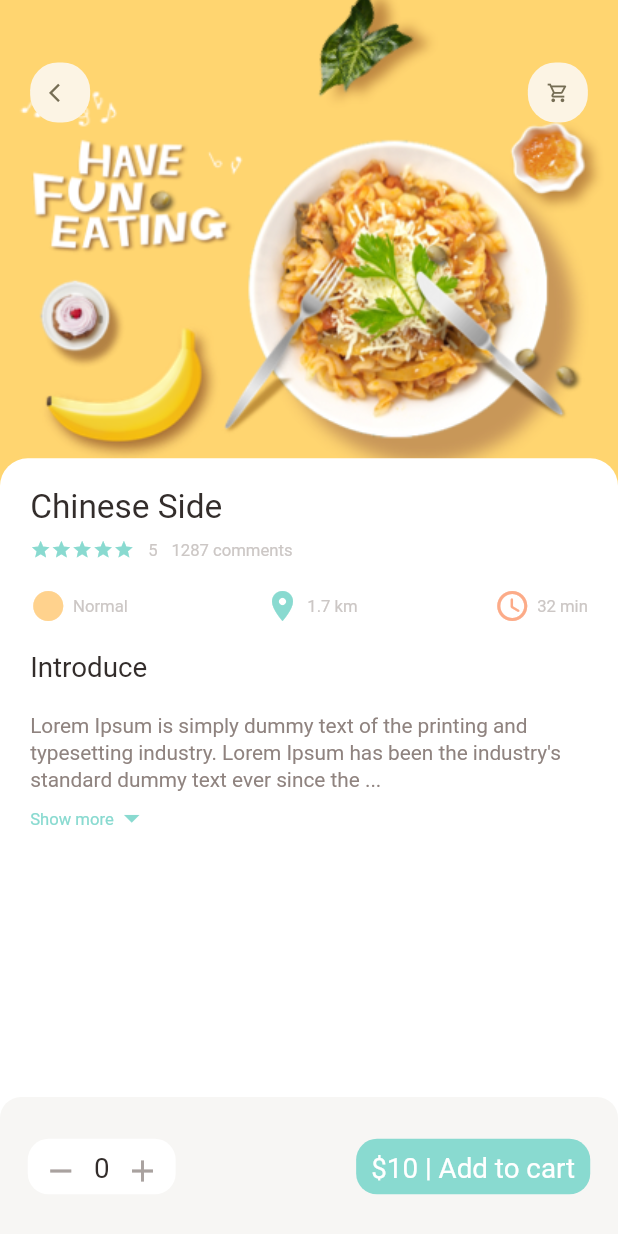
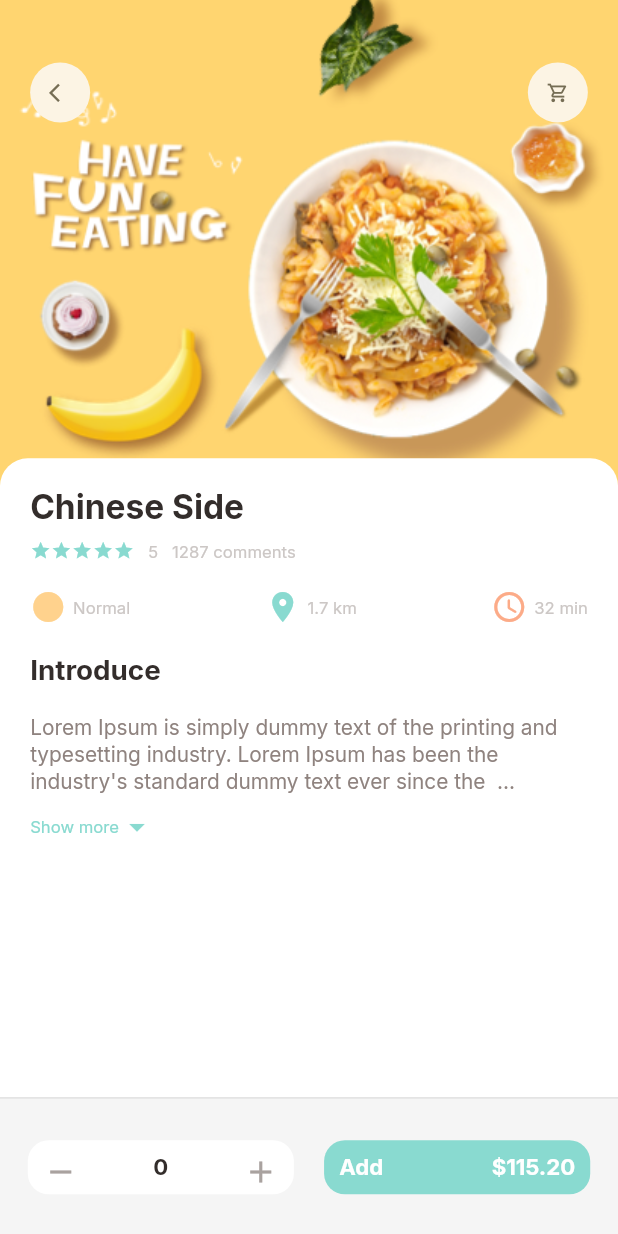
Before and after one commit to Vicentesve/food_delivery, a Flutter app: the PopularFoodDetail screen opened directly, on a phone screen of 412 x 824 dp. Run offline on Flutter 3.47's test engine with Material 2 defaults, Android fonts, the phone set to English and light mode, and no system bars; our stand-ins replace dots_indicator, flutter_screenutil, gap, get, google_fonts, skeletons; network calls fail.

Commit message:
Completed: Day 4

```diff
--- a/lib/controllers/popular_product_controller.dart
+++ b/lib/controllers/popular_product_controller.dart
@@ -10,12 +10,16 @@ class PopularProductController extends GetxController {
   List<dynamic> _popularProductList = [];
   List<dynamic> get popularProductList => _popularProductList;
 
+  bool _isLoading = true;
+  bool get isLoading => _isLoading;
+
   Future<void> getPopularProductList() async {
     Response response = await popularProductRepo.getPopularProductList();
     if (response.statusCode == 200) {
       _popularProductList = [];
       _popularProductList.addAll(Product.fromJson(response.body).products!);
 
+      _isLoading = false;
       update();
     } else {}
   }
--- /dev/null
+++ b/lib/controllers/recommended_product_controller.dart
@@ -0,0 +1,27 @@
+import 'package:food_delivery/data/repository/recommended_product_repo.dart';
+import 'package:get/get.dart';
+import '../models/popular_product_model.dart';
+
+class RecommendedProductController extends GetxController {
+  final RecommendedProuctRepo recommendedProductRepo;
+
+  RecommendedProductController({required this.recommendedProductRepo});
+
+  List<dynamic> _recommendedProductList = [];
+  List<dynamic> get recommendedProductList => _recommendedProductList;
+
+  bool _isLoading = true;
+  bool get isLoading2 => _isLoading;
+
+  Future<void> getRecommendedProductList() async {
+    Response response =
+        await recommendedProductRepo.getRecommendedProductList();
+    if (response.statusCode == 200) {
+      _recommendedProductList = [];
+      _recommendedProductList.addAll(Product.fromJson(response.body).products!);
+
+      _isLoading = false;
+      update();
+    } else {}
+  }
+}
--- /dev/null
+++ b/lib/data/repository/recommended_product_repo.dart
@@ -0,0 +1,14 @@
+import 'package:food_delivery/utils/app_constants.dart';
+import 'package:get/get.dart';
+
+import '../api/api_client.dart';
+
+class RecommendedProuctRepo extends GetxService {
+  final ApiClient apiClient;
+
+  RecommendedProuctRepo({required this.apiClient});
+
+  Future<Response> getRecommendedProductList() async {
+    return await apiClient.getData(AppConstants.RECOMMENDED_PRODUCT_URI);
+  }
+}
--- a/lib/helper/dependencies.dart
+++ b/lib/helper/dependencies.dart
@@ -1,4 +1,6 @@
+import 'package:food_delivery/controllers/recommended_product_controller.dart';
 import 'package:food_delivery/data/api/api_client.dart';
+import 'package:food_delivery/data/repository/recommended_product_repo.dart';
 import 'package:food_delivery/utils/app_constants.dart';
 import 'package:get/get.dart';
 import '../controllers/popular_product_controller.dart';
@@ -10,7 +12,10 @@ Future<void> init() async {
 
   // Repository
   Get.lazyPut(() => PopularProuctRepo(apiClient: Get.find()));
+  Get.lazyPut(() => RecommendedProuctRepo(apiClient: Get.find()));
 
   // Controller
   Get.lazyPut(() => PopularProductController(popularProductRepo: Get.find()));
+  Get.lazyPut(
+      () => RecommendedProductController(recommendedProductRepo: Get.find()));
 }
--- a/lib/main.dart
+++ b/lib/main.dart
@@ -1,6 +1,7 @@
 import 'package:flutter/material.dart';
 import 'package:flutter_screenutil/flutter_screenutil.dart';
 import 'package:food_delivery/controllers/popular_product_controller.dart';
+import 'package:food_delivery/controllers/recommended_product_controller.dart';
 import 'package:food_delivery/helper/dependencies.dart' as dep;
 import 'package:food_delivery/pages/home/main_food_page.dart';
 import 'package:get/get.dart';
@@ -16,13 +17,15 @@ class MyApp extends StatelessWidget {
 
   @override
   Widget build(BuildContext context) {
+    Get.find<RecommendedProductController>().getRecommendedProductList();
+
     Get.find<PopularProductController>().getPopularProductList();
     return ScreenUtilInit(
       designSize: const Size(410, 890),
       minTextAdapt: true,
       splitScreenMode: true,
       builder: (context, child) {
-        return MaterialApp(
+        return GetMaterialApp(
           debugShowCheckedModeBanner: false,
           title: 'Food Delivery',
           theme: ThemeData(
--- a/lib/pages/food/popular_food_detail.dart
+++ b/lib/pages/food/popular_food_detail.dart
@@ -82,45 +82,65 @@ class PopularFoodDetail extends StatelessWidget {
         padding: EdgeInsets.symmetric(vertical: 30.h, horizontal: 20.h),
         height: 100.h,
         decoration: BoxDecoration(
-            borderRadius: BorderRadius.only(
-              topLeft: Radius.circular(15.r),
-              topRight: Radius.circular(15.r),
+          border: Border(
+              top: BorderSide(
+            color: Colors.grey.shade300,
+            width: 1,
+          )),
+          color: Colors.grey.shade100,
         ),
-            color: AppColors.buttonBackgroundColor),
         child: Row(
           mainAxisAlignment: MainAxisAlignment.spaceBetween,
           children: [
-            Container(
+            Expanded(
+              child: Container(
                 padding: EdgeInsets.symmetric(vertical: 10.h, horizontal: 10.w),
                 decoration: BoxDecoration(
                   color: Colors.white,
                   borderRadius: BorderRadius.circular(15.r),
                 ),
                 child: Row(
-                children: [
-                  const Icon(
+                  mainAxisAlignment: MainAxisAlignment.spaceBetween,
+                  children: const [
+                    Icon(
                       Icons.remove,
                       color: AppColors.signColor,
                     ),
-                  Gap(10.w),
-                  const BigText(text: '0'),
-                  Gap(10.w),
-                  const Icon(
+                    BigText(
+                      text: '0',
+                      size: 16,
+                    ),
+                    Icon(
                       Icons.add,
                       color: AppColors.signColor,
                     ),
                   ],
                 ),
               ),
-            Container(
+            ),
+            Gap(20.w),
+            Expanded(
+              child: Container(
                 padding: EdgeInsets.symmetric(vertical: 10.h, horizontal: 10.w),
                 decoration: BoxDecoration(
                   borderRadius: BorderRadius.circular(15.r),
                   color: AppColors.mainColor,
                 ),
-              child: const BigText(
-                text: '\$10 | Add to cart',
+                child: Row(
+                  mainAxisAlignment: MainAxisAlignment.spaceBetween,
+                  children: const [
+                    BigText(
+                      text: 'Add',
+                      size: 16,
                       color: Colors.white,
+                    ),
+                    BigText(
+                      text: '\$115.20',
+                      size: 16,
+                      color: Colors.white,
+                    )
+                  ],
+                ),
               ),
             ),
           ],
--- a/lib/utils/app_constants.dart
+++ b/lib/utils/app_constants.dart
@@ -1,9 +1,12 @@
 // ignore_for_file: constant_identifier_names
 
 class AppConstants {
+  // App constants
   static const String APP_NAME = 'DBFood';
   static const String APP_VERSION = '0.0.1';
   static const String BASE_URL = 'http://mvs.bslmeiyu.com';
+
+  //App Apis
   static const String POPULAR_PRODUCT_URI = '/api/v1/products/popular';
   static const String RECOMMENDED_PRODUCT_URI = '/api/v1/products/recommended';
 
--- a/lib/widgets/app_icon.dart
+++ b/lib/widgets/app_icon.dart
@@ -16,10 +16,14 @@ class AppIcon extends StatelessWidget {
   @override
   Widget build(BuildContext context) {
     return Container(
+      alignment: Alignment.center,
       width: size,
       height: size,
       decoration: BoxDecoration(
-          borderRadius: BorderRadius.circular(size! / 2).r, color: bgColor),
+        shape: BoxShape.circle,
+        //borderRadius: BorderRadius.circular(size! / 2).r,
+        color: bgColor,
+      ),
       child: Icon(
         icon,
         color: iconColor,
--- a/lib/widgets/big_text.dart
+++ b/lib/widgets/big_text.dart
@@ -1,5 +1,7 @@
 import 'package:flutter/cupertino.dart';
+import 'package:flutter/material.dart';
 import 'package:flutter_screenutil/flutter_screenutil.dart';
+import 'package:google_fonts/google_fonts.dart';
 
 class BigText extends StatelessWidget {
   final String text;
@@ -20,11 +22,10 @@ class BigText extends StatelessWidget {
       text,
       overflow: overFlow,
       maxLines: 1,
-      style: TextStyle(
+      style: GoogleFonts.inter(
         fontSize: size.sp,
         color: color,
-        fontWeight: FontWeight.w400,
-        fontFamily: 'Roboto',
+        fontWeight: FontWeight.w700,
       ),
     );
   }
--- a/lib/widgets/expandable_text.dart
+++ b/lib/widgets/expandable_text.dart
@@ -30,6 +30,9 @@ class _ExpandableTextState extends State<ExpandableText> {
       firstHalf = widget.text.substring(0, textHeight.toInt());
       secondHalf =
           widget.text.substring(textHeight.toInt(), widget.text.length);
+
+      print(firstHalf);
+      print(secondHalf);
     } else {
       firstHalf = widget.text;
       secondHalf = "";
@@ -44,14 +47,16 @@ class _ExpandableTextState extends State<ExpandableText> {
           : Column(
               children: [
                 SmallText(
+                    overFlow: TextOverflow.visible,
                     size: 15,
                     height: 1.4.h,
                     color: AppColors.paraColor,
                     text: hiddenText
-                        ? "$firstHalf..."
+                        ? "$firstHalf ..."
                         : '$firstHalf $secondHalf'),
-                Gap(5.h),
-                InkWell(
+                Container(
+                  margin: EdgeInsets.symmetric(vertical: 10.h),
+                  child: InkWell(
                     onTap: () {
                       setState(() {
                         hiddenText = !hiddenText;
@@ -72,6 +77,7 @@ class _ExpandableTextState extends State<ExpandableText> {
                       ],
                     ),
                   ),
+                ),
               ],
             ),
     );
--- a/lib/widgets/small_text.dart
+++ b/lib/widgets/small_text.dart
@@ -1,11 +1,13 @@
 import 'package:flutter/cupertino.dart';
 import 'package:flutter_screenutil/flutter_screenutil.dart';
+import 'package:google_fonts/google_fonts.dart';
 
 class SmallText extends StatelessWidget {
   final String text;
   final Color? color;
   final double size;
   final double? height;
+  final TextOverflow overFlow;
 
   const SmallText({
     super.key,
@@ -13,16 +15,17 @@ class SmallText extends StatelessWidget {
     this.color = const Color(0xFFccc7c5),
     this.size = 12,
     this.height = 1.2,
+    this.overFlow = TextOverflow.ellipsis,
   });
 
   @override
   Widget build(BuildContext context) {
     return Text(
       text,
-      style: TextStyle(
+      overflow: overFlow,
+      style: GoogleFonts.inter(
         fontSize: size.sp,
         color: color,
-        fontFamily: 'Roboto',
         height: height,
       ),
     );
--- a/pubspec.yaml
+++ b/pubspec.yaml
@@ -39,6 +39,8 @@ dependencies:
   get: ^4.6.5
   gap: ^2.0.1
   flutter_screenutil: ^5.6.1
+  skeletons: ^0.0.3
+  google_fonts: ^4.0.3
 
 dev_dependencies:
   flutter_test:
```
Also changed, not shown: lib/pages/home/food_page_body.dart (+41 -74 lines), lib/widgets/recommended_product_widget.dart (added, +84 -0 lines), lib/widgets/skeletons/icon_and_text_skeleton.dart (added, +32 -0 lines), lib/widgets/skeletons/popolar_product_skeleton.dart (added, +36 -0 lines), lib/widgets/skeletons/recommended_product_skeleton.dart (added, +69 -0 lines). Lines whose indentation alone changed are shown as unchanged.
